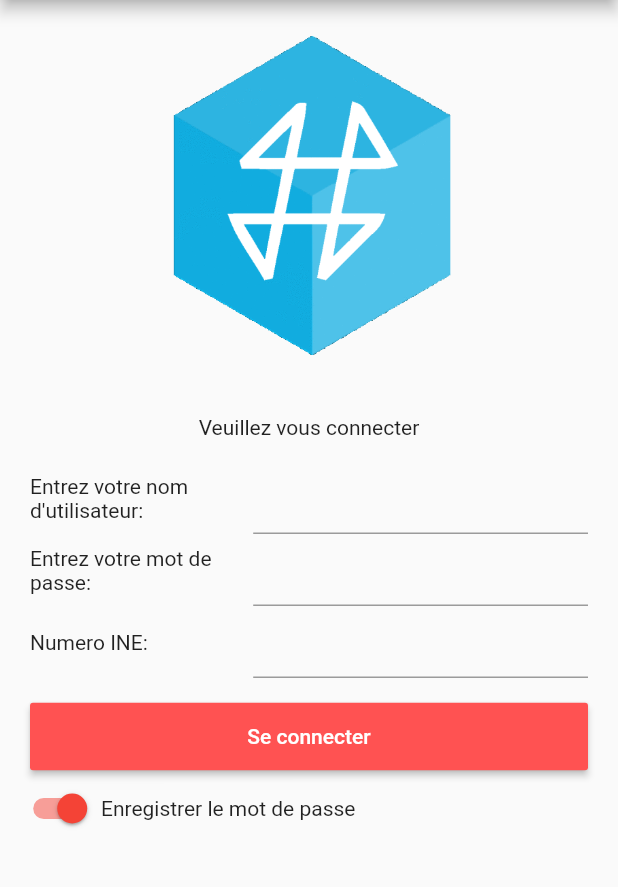
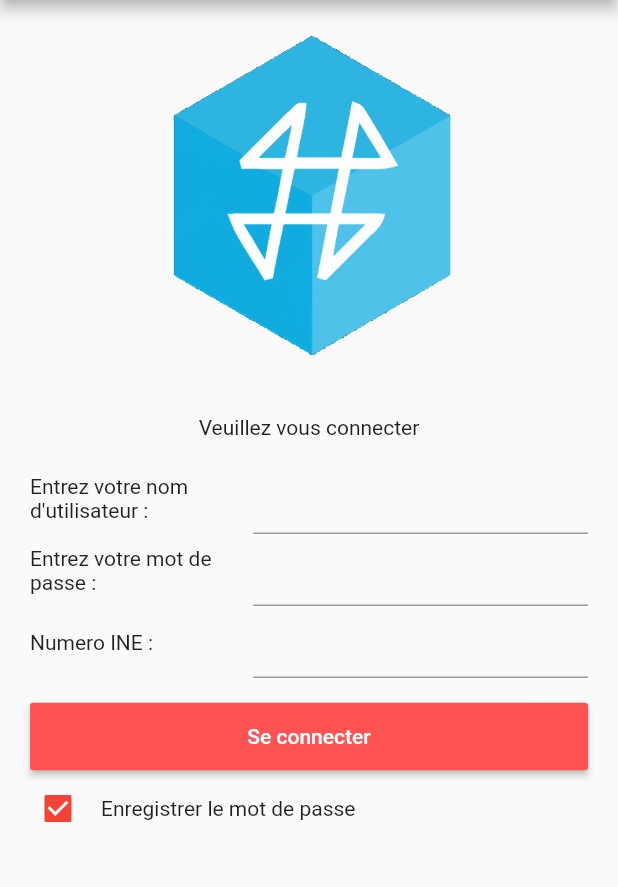
Before and after one commit to TheStaticTurtle/DemoArenaMobile-Flutter, a Flutter app: the screen it shows after launch, on a phone screen of 412 x 824 dp, the part 84-971 px from its top. Run offline on Flutter 3.47's test engine with Material 2 defaults, Android fonts, the phone set to English and light mode, and no system bars; our stand-ins replace flutter_secure_storage, fluttertoast; missing offline and left inert: ssh.

```diff
--- a/lib/Translation.dart
+++ b/lib/Translation.dart
@@ -44,57 +44,57 @@ class LanguageManager {
       'tooltips_language'             : 'Changer la langue',
       'tooltips_close'                : 'Fermer',
 
-      'login_please_connect'          : 'Veuillez vous connecter!',
-      'login_username'                : 'Entrez votre nom d\'utilisateur:',
-      'login_password'                : 'Entrez votre mot de passe:',
-      'login_ine'                     : 'Numero INE:',
+      'login_please_connect'          : 'Veuillez vous connecter !',
+      'login_username'                : 'Entrez votre nom d\'utilisateur :',
+      'login_password'                : 'Entrez votre mot de passe :',
+      'login_ine'                     : 'Numero INE :',
       'login_connect'                 : 'Se connecter',
       'login_savepwd'                 : 'Enregistrer le mot de passe',
       'login_validate'                : 'Valider',
       'login_captcha'                 : 'Entrez le captcha:',
 
       'login_format_empty'            : 'Champ vide',
-      'login_format_ine_len'          : 'Longeur invalide',
-      'login_format_ine_nan'          : 'N \'est pas un nombre',
-      'login_format_donotmesswithme'  : 'DONT MESS WITH ME',
+      'login_format_ine_len'          : 'Longueur invalide',
+      'login_format_ine_nan'          : 'N\'est pas un nombre',
+      'login_format_donotmesswithme'  : 'LAISSE-MOI TANQUILLE !',
       'login_format_captcha'          : 'Longeur invalide',
 
       'status_text_please_login'      : 'Veuillez vous connecter',
-      'status_text_connection_gteinfo': 'Connection a gateinfo',
-      'status_text_connected_gteinfo' : 'Connecter a gateinfo',
-      'status_text_connection_dmoaren': 'Connection a demoarena',
-      'status_text_enter_captcha'     : 'Entrer le captcha',
+      'status_text_connection_gteinfo': 'Connexion à GateInfo',
+      'status_text_connected_gteinfo' : 'Connecté à GateInfo',
+      'status_text_connection_dmoaren': 'Connexion à DemoArena',
+      'status_text_enter_captcha'     : 'Entrez le captcha',
       'status_text_enter_validcaptcha': 'Validation du captcha',
 
       'toast_login_incorrect'         : 'Identifiants incorrects',
       'toast_captcha_invalid'         : 'Captcha invalide',
-      'toast_ine_invalid'             : 'Numero etudiant invalide',
+      'toast_ine_invalid'             : 'Numéro étudiant invalide',
 
       'display_grades'                : 'Notes',
       'display_absences'              : 'Absences',
 
       'display_loading'               : 'Chargement...',
-      'display_empty'                 : 'Wow, Tellement de vide',
+      'display_empty'                 : 'Ouah, c\'est tellement vide !',
 
-      'display_absences_from'         : 'De:',
-      'display_absences_to'           : 'A:',
-      'display_absences_reason'       : 'Raison:',
+      'display_absences_from'         : 'De :',
+      'display_absences_to'           : 'À :',
+      'display_absences_reason'       : 'Raison :',
 
-      'errors_amigus_not_here'        : 'Cookie AMIGUS non present: Mot de passe ou utilisateur incorrect',
-      'errors_python_error'           : 'Erreur, la commande a retourner plus que 3 lignes (Erreur de l\'application voir .demoarena.log)',
-      'errors_lt_cookie'              : 'Erreur, impossible de lire le tag LT. (Deux problemes possible: Seveur CAS down ou erreur de l\'application voir .demoarena-log)',
-      'errors_unicorn'                : 'Une licorne sauvage a casser l\'application, essaye de la relancer',
+      'errors_amigus_not_here'        : 'Cookie AMIGUS non présent ! Utilisateur ou mot de passe incorrect',
+      'errors_python_error'           : 'Erreur de l\'application ! La commande a retourné plus que 3 lignes (voir .demoarena.log)',
+      'errors_lt_cookie'              : 'Impossible de lire le tag LT ! Deux problèmes possibles : serveur CAS hors-service ou erreur de l\'application (voir .demoarena-log)',
+      'errors_unicorn'                : 'Une licorne sauvage a cassé l\'application ! Essaye de la relancer',
 
-      'restart_required'              : 'Un redemarrage de l\'application pourrais etre nessesaire'
+      'restart_required'              : 'Un redémarrage de l\'application pourrait être nécessaire'
     },
     'EN': {
       'app_name'                      : 'DemoArena',
 
       'tooltips_report'               : 'Report a bug',
-      'tooltips_language'             : 'Changer language',
+      'tooltips_language'             : 'Change language',
       'tooltips_close'                : 'Close',
 
-      'login_please_connect'          : 'You need to connect!',
+      'login_please_connect'          : 'Please log in!',
       'login_username'                : 'Enter your username:',
       'login_password'                : 'Enter your password:',
       'login_ine'                     : 'Enter your student number:',
@@ -104,36 +104,36 @@ class LanguageManager {
       'login_captcha'                 : 'Enter the captcha:',
 
       'login_format_empty'            : 'Field empty',
-      'login_format_ine_len'          : 'Invalid lenght',
+      'login_format_ine_len'          : 'Invalid length',
       'login_format_ine_nan'          : 'Isn\'t a number',
       'login_format_donotmesswithme'  : 'DONT MESS WITH ME',
-      'login_format_captcha'          : 'Invalid lenght',
+      'login_format_captcha'          : 'Invalid length',
 
       'status_text_please_login'      : 'You need to connect',
-      'status_text_connection_gteinfo': 'Connection to gateinfo',
-      'status_text_connected_gteinfo' : 'Connected to gateinfo',
-      'status_text_connection_dmoaren': 'Connection to demoarena',
+      'status_text_connection_gteinfo': 'Connection to GateInfo',
+      'status_text_connected_gteinfo' : 'Connected to GateInfo',
+      'status_text_connection_dmoaren': 'Connection to DemoArena',
       'status_text_enter_captcha'     : 'Enter the captcha',
       'status_text_enter_validcaptcha': 'Captcha validation',
 
-      'toast_login_incorrect'         : 'Incorrect credentials',
-      'toast_captcha_invalid'         : 'Incorrect captcha',
+      'toast_login_incorrect'         : 'Wrong credentials',
+      'toast_captcha_invalid'         : 'Wrong captcha',
       'toast_ine_invalid'             : 'Student number invalid',
 
       'display_grades'                : 'Grades',
       'display_absences'              : 'Absences',
 
       'display_loading'               : 'Loading...',
-      'display_empty'                 : 'Wow, so much empty',
+      'display_empty'                 : 'Wow, so empty!',
 
       'display_absences_from'         : 'From:',
       'display_absences_to'           : 'To:',
       'display_absences_reason'       : 'Reason:',
 
-      'errors_amigus_not_here'        : 'AMIGUS Cookie not present: Credentials are incorrect',
-      'errors_python_error'           : 'Error, the command returned more that 3 lines (Python error see .demoarena.log)',
-      'errors_lt_cookie'              : 'Error, Impossible to read the LT tag. (Two possible issues: CAS Server down or Python error see .demoarena-log)',
-      'errors_unicorn'                : 'A wild unicorn broke the app. You should consider restarting it',
+      'errors_amigus_not_here'        : 'AMIGUS Cookie missing ! Wrong user or password',
+      'errors_python_error'           : 'App error ! The command returned more than 3 lines (see .demoarena.log)',
+      'errors_lt_cookie'              : 'Impossible to read the LT tag ! Two possible issues: CAS Server down or app error (see .demoarena-log)',
+      'errors_unicorn'                : 'A wild unicorn broke the app ! Try restarting it',
 
       'restart_required'              : 'An app restart might be needed'
     },
--- a/lib/main.dart
+++ b/lib/main.dart
@@ -446,12 +446,19 @@ class _LoginPage extends State<LoginPage> {
                                 children: [
                                   TableRow(
                                     children: [
-                                      Switch(
+                                      Checkbox(
                                         value: switchController_savePassword,
-                                        onChanged: (value) {
-                                          print(value);
+                                        onChanged: (value) async {
+                                          await storage.write(key: "save_pass", value: value.toString());
+                                          await storage.write(key: "username",  value: intputController_username.text);
+                                          await storage.write(key: "ine",       value: intputController_INE.text);
+                                          if(switchController_savePassword) {
+                                            await storage.write(key: "password", value: intputController_password.text);
+                                          } else {
+                                            await storage.write(key: "password", value: "");
+                                          }
                                           setState(() {
-                                            switchController_savePassword = false;
+                                            switchController_savePassword = value;
                                           });
                                         },
                                       ),
@@ -483,7 +490,7 @@ class _LoginPage extends State<LoginPage> {
                   IconButton(
                     icon: Icon(Icons.error),
                     tooltip: language.tooltips_report,
-                    onPressed: () => openUrl("https://github.com/TurtleForGaming/DemoArenaMobile/issues/new/choose"),
+                    onPressed: () => openUrl("https://github.com/TheStaticTurtle/DemoArenaMobile-Flutter/issues/new/choose"),
                   ),
                   PopupMenuButton<Locale>(
                     onSelected: (locale) async => {
```
